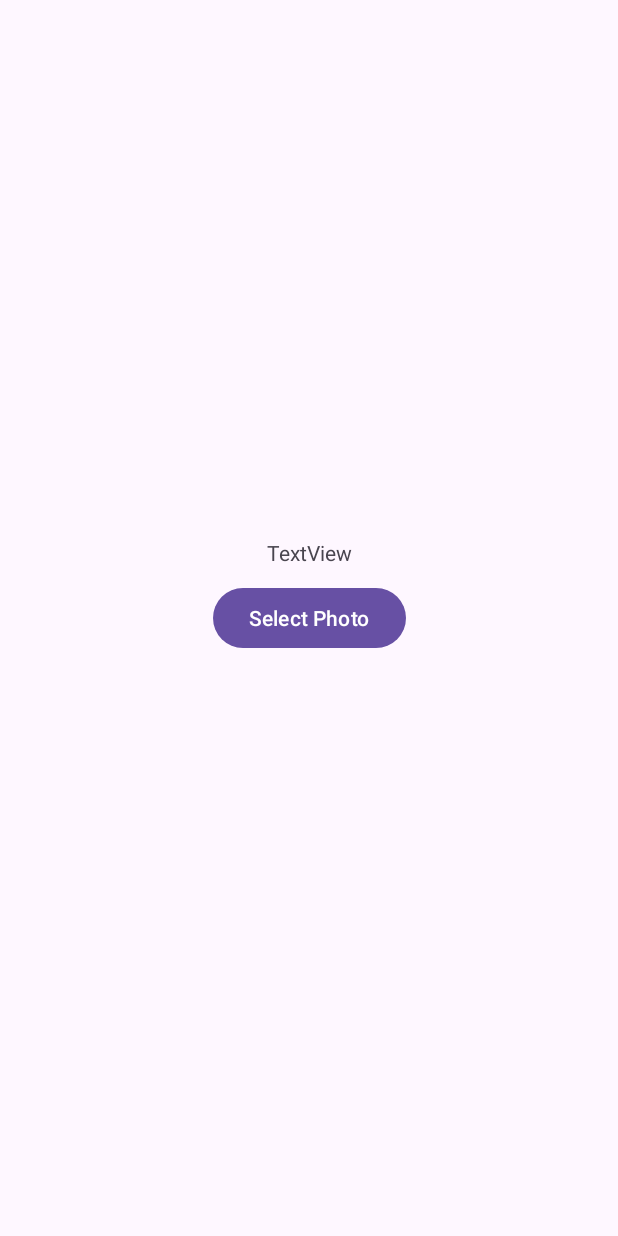
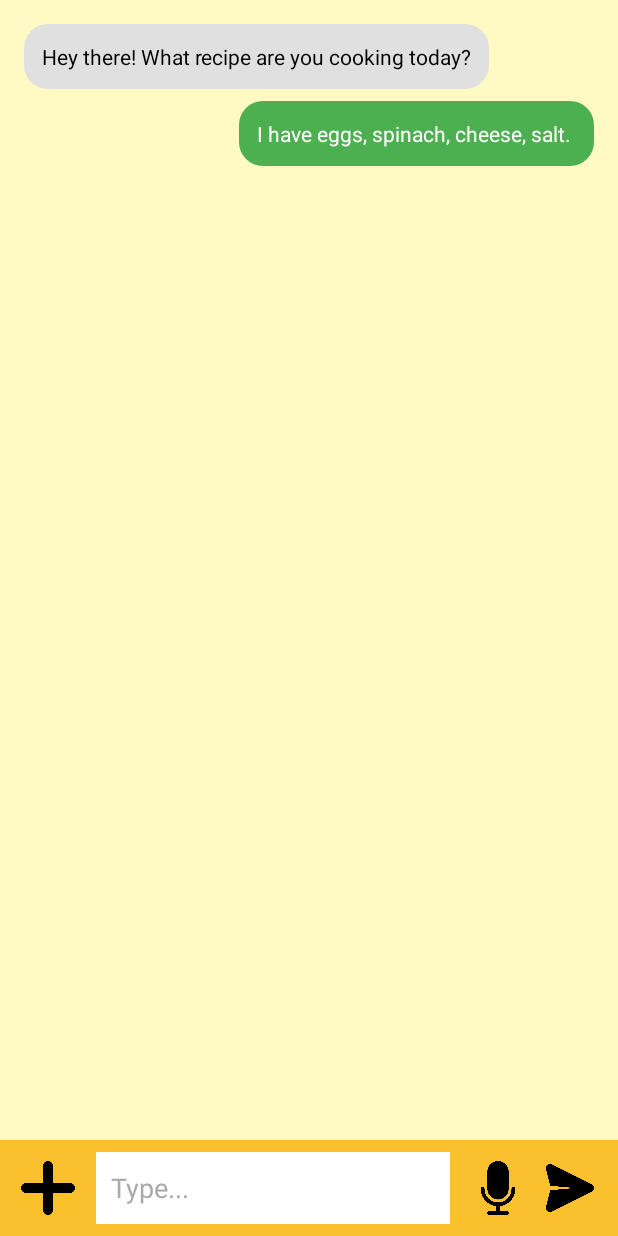
Before and after one commit to NEU-MobileDev-3/RecipeIt-Client, an Android app: the screen it shows after launch (MainActivity), on a phone screen of 412 x 824 dp. Run offline under Robolectric (Android 15) with nearby library versions, the phone set to English and light mode, and no system bars.

Commit message:
Home Screen UI Added

```diff
--- a/RecipeIt/app/src/main/java/com/mobiledev/recipeit/MainActivity.java
+++ b/RecipeIt/app/src/main/java/com/mobiledev/recipeit/MainActivity.java
@@ -44,8 +44,6 @@ public class MainActivity extends AppCompatActivity {
             v.setPadding(systemBars.left, systemBars.top, systemBars.right, systemBars.bottom);
             return insets;
         });
-
-        resultTextView = findViewById(R.id.resultTextView);
 
         // Register image picker launcher
         imagePickerLauncher = registerForActivityResult(
--- /dev/null
+++ b/RecipeIt/app/src/main/res/drawable/bg_bubble_left.xml
@@ -0,0 +1,4 @@
+<shape xmlns:android="http://schemas.android.com/apk/res/android" android:shape="rectangle">
+    <solid android:color="#E0E0E0"/>
+    <corners android:radius="16dp"/>
+</shape>
--- /dev/null
+++ b/RecipeIt/app/src/main/res/drawable/bg_bubble_right.xml
@@ -0,0 +1,4 @@
+<shape xmlns:android="http://schemas.android.com/apk/res/android" android:shape="rectangle">
+    <solid android:color="#4CAF50"/>
+    <corners android:radius="16dp"/>
+</shape>
--- /dev/null
+++ b/RecipeIt/app/src/main/res/drawable/bg_input.xml
@@ -0,0 +1,4 @@
+<shape xmlns:android="http://schemas.android.com/apk/res/android" android:shape="rectangle">
+    <solid android:color="#F5F5F5"/>
+    <corners android:radius="20dp"/>
+</shape>
--- a/RecipeIt/app/src/main/res/layout/activity_main.xml
+++ b/RecipeIt/app/src/main/res/layout/activity_main.xml
@@ -1,30 +1,112 @@
 <?xml version="1.0" encoding="utf-8"?>
-<androidx.constraintlayout.widget.ConstraintLayout xmlns:android="http://schemas.android.com/apk/res/android"
+<androidx.constraintlayout.widget.ConstraintLayout
+    xmlns:android="http://schemas.android.com/apk/res/android"
     xmlns:app="http://schemas.android.com/apk/res-auto"
     xmlns:tools="http://schemas.android.com/tools"
     android:id="@+id/main"
     android:layout_width="match_parent"
     android:layout_height="match_parent"
+    android:background="#FFF9C4"
     tools:context=".MainActivity">
 
-    <Button
-        android:id="@+id/button"
-        android:layout_width="wrap_content"
+    <!-- Scrollable area for chat bubbles -->
+    <ScrollView
+        android:id="@+id/chatScrollView"
+        android:layout_width="0dp"
+        android:layout_height="0dp"
+        android:fillViewport="true"
+        android:padding="16dp"
+        app:layout_constraintTop_toTopOf="parent"
+        app:layout_constraintBottom_toTopOf="@+id/inputContainer"
+        app:layout_constraintStart_toStartOf="parent"
+        app:layout_constraintEnd_toEndOf="parent">
+
+        <LinearLayout
+            android:id="@+id/chatLayout"
+            android:layout_width="match_parent"
+            android:layout_height="wrap_content"
+            android:orientation="vertical">
+
+            <!-- Dummy chat bubble 1 -->
+            <TextView
+                android:layout_width="wrap_content"
+                android:layout_height="wrap_content"
+                android:background="@drawable/bg_bubble_left"
+                android:padding="12dp"
+                android:text="Hey there! What recipe are you cooking today?"
+                android:textColor="@android:color/black"
+                android:layout_marginBottom="8dp" />
+
+            <!-- Dummy chat bubble 2 -->
+            <TextView
+                android:layout_width="wrap_content"
+                android:layout_height="wrap_content"
+                android:background="@drawable/bg_bubble_right"
+                android:padding="12dp"
+                android:text="I have eggs, spinach, cheese, salt. "
+                android:textColor="@android:color/white"
+                android:layout_gravity="end"
+                android:layout_marginBottom="8dp" />
+
+        </LinearLayout>
+    </ScrollView>
+
+    <!-- Input area with icons -->
+    <LinearLayout
+        android:id="@+id/inputContainer"
+        android:layout_width="0dp"
         android:layout_height="wrap_content"
-        android:onClick="onSelectPhoto"
-        android:text="Select Photo"
+        android:orientation="horizontal"
+        android:padding="8dp"
+        android:background="#FBC02D"
         app:layout_constraintBottom_toBottomOf="parent"
-        app:layout_constraintEnd_toEndOf="parent"
         app:layout_constraintStart_toStartOf="parent"
-        app:layout_constraintTop_toTopOf="parent" />
+        app:layout_constraintEnd_toEndOf="parent">
 
-    <TextView
-        android:id="@+id/resultTextView"
-        android:layout_width="wrap_content"
-        android:layout_height="wrap_content"
-        android:layout_marginBottom="10dp"
-        android:text="TextView"
-        app:layout_constraintBottom_toTopOf="@+id/button"
-        app:layout_constraintEnd_toEndOf="parent"
-        app:layout_constraintStart_toStartOf="parent" />
+        <!-- Plus Icon -->
+        <ImageView
+            android:id="@+id/plusIcon"
+            android:layout_width="48dp"
+            android:layout_height="48dp"
+            android:src="@drawable/add"
+            android:contentDescription="Add"
+            android:onClick="onSelectPhoto"
+            android:layout_gravity="center_vertical"
+            android:padding="6dp" />
+
+        <!-- Input Field -->
+        <EditText
+            android:id="@+id/inputEditText"
+            android:layout_width="0dp"
+            android:layout_height="48dp"
+            android:layout_weight="1"
+            android:hint="Type..."
+            android:background="@android:color/white"
+            android:padding="10dp"
+            android:textColor="@android:color/black"
+            android:textColorHint="@android:color/darker_gray"
+            android:layout_marginHorizontal="8dp"
+            android:layout_gravity="center_vertical"
+            android:drawablePadding="8dp" />
+
+        <!-- Mic Icon -->
+        <ImageView
+            android:id="@+id/micIcon"
+            android:layout_width="48dp"
+            android:layout_height="48dp"
+            android:src="@drawable/mic"
+            android:contentDescription="Mic"
+            android:layout_gravity="center_vertical"
+            android:padding="6dp" />
+
+        <!-- Send Icon -->
+        <ImageView
+            android:id="@+id/sendIcon"
+            android:layout_width="48dp"
+            android:layout_height="48dp"
+            android:src="@drawable/message"
+            android:contentDescription="Send"
+            android:layout_gravity="center_vertical"
+            android:padding="6dp" />
+    </LinearLayout>
 </androidx.constraintlayout.widget.ConstraintLayout>
```
Also changed, not shown: RecipeIt/app/src/main/res/drawable/add.png (added), RecipeIt/app/src/main/res/drawable/message.png (added), RecipeIt/app/src/main/res/drawable/mic.png (added).
